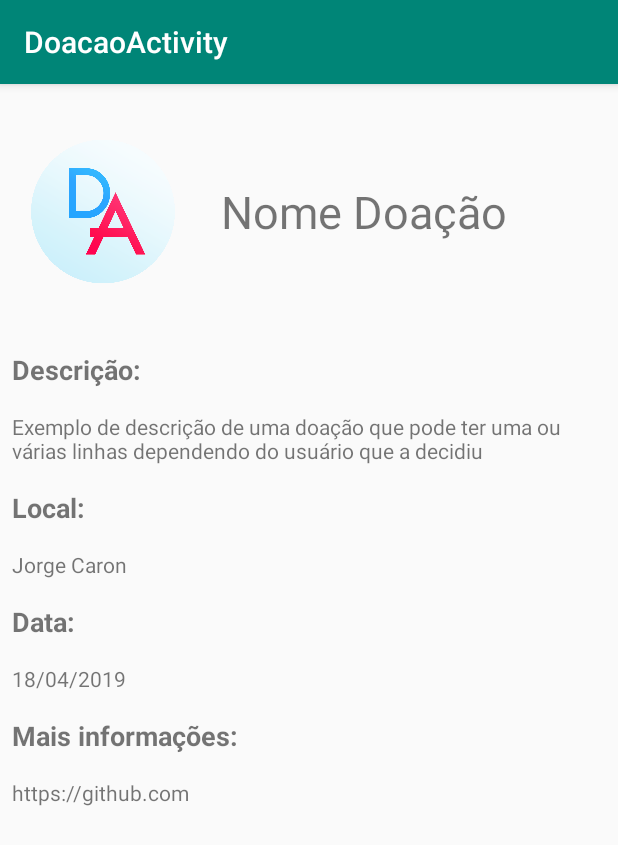
After one commit to tabembota/doacao-app, an Android app: the DoacaoActivity screen opened directly, with no data from a screen before it, on a phone screen of 412 x 824 dp. The commit adds this screen. Shown: the top 845 px of the screen. Run offline under Robolectric (Android 15) with nearby library versions, the phone set to English and light mode, and no system bars.

Commit message:
Adiciona tela de Doação

```diff
--- a/app/src/main/AndroidManifest.xml
+++ b/app/src/main/AndroidManifest.xml
@@ -9,6 +9,10 @@
         android:roundIcon="@drawable/logo"
         android:supportsRtl="true"
         android:theme="@style/AppTheme">
+        <activity
+            android:name=".activity.DoacaoActivity"
+            android:label="@string/title_activity_doacao"
+            android:theme="@style/AppTheme.NoActionBar"></activity>
         <activity android:name=".activity.LoginActivity">
             <intent-filter>
                 <action android:name="android.intent.action.MAIN" />
@@ -20,8 +24,7 @@
         <activity
             android:name=".activity.ListaDoacoesActivity"
             android:label="@string/app_name"
-            android:theme="@style/AppTheme.NoActionBar">
-        </activity>
+            android:theme="@style/AppTheme.NoActionBar"></activity>
     </application>
 
 </manifest>
--- /dev/null
+++ b/app/src/main/java/com/tabembota/doaacao/activity/DoacaoActivity.java
@@ -0,0 +1,23 @@
+package com.tabembota.doaacao.activity;
+
+import android.os.Bundle;
+import android.support.design.widget.FloatingActionButton;
+import android.support.design.widget.Snackbar;
+import android.support.v7.app.AppCompatActivity;
+import android.support.v7.widget.Toolbar;
+import android.view.View;
+
+import com.tabembota.doaacao.R;
+
+public class DoacaoActivity extends AppCompatActivity {
+
+    @Override
+    protected void onCreate(Bundle savedInstanceState) {
+        super.onCreate(savedInstanceState);
+        setContentView(R.layout.activity_doacao);
+        Toolbar toolbar = findViewById(R.id.toolbar);
+        setSupportActionBar(toolbar);
+
+    }
+
+}
--- /dev/null
+++ b/app/src/main/res/layout/activity_doacao.xml
@@ -0,0 +1,26 @@
+<?xml version="1.0" encoding="utf-8"?>
+<android.support.design.widget.CoordinatorLayout xmlns:android="http://schemas.android.com/apk/res/android"
+    xmlns:app="http://schemas.android.com/apk/res-auto"
+    xmlns:tools="http://schemas.android.com/tools"
+    android:layout_width="match_parent"
+    android:layout_height="match_parent"
+    tools:context=".activity.DoacaoActivity">
+
+    <android.support.design.widget.AppBarLayout
+        android:layout_width="match_parent"
+        android:layout_height="wrap_content"
+        android:theme="@style/AppTheme.AppBarOverlay">
+
+        <android.support.v7.widget.Toolbar
+            android:id="@+id/toolbar"
+            android:layout_width="match_parent"
+            android:layout_height="?attr/actionBarSize"
+            android:background="?attr/colorPrimary"
+            app:popupTheme="@style/AppTheme.PopupOverlay" />
+
+    </android.support.design.widget.AppBarLayout>
+
+    <include layout="@layout/content_doacao" />
+
+
+</android.support.design.widget.CoordinatorLayout>
--- /dev/null
+++ b/app/src/main/res/layout/content_doacao.xml
@@ -0,0 +1,101 @@
+<?xml version="1.0" encoding="utf-8"?>
+<android.support.constraint.ConstraintLayout xmlns:android="http://schemas.android.com/apk/res/android"
+    xmlns:app="http://schemas.android.com/apk/res-auto"
+    xmlns:tools="http://schemas.android.com/tools"
+    android:layout_width="match_parent"
+    android:layout_height="match_parent"
+    app:layout_behavior="@string/appbar_scrolling_view_behavior"
+    tools:context=".activity.DoacaoActivity"
+    tools:showIn="@layout/activity_doacao">
+
+    <LinearLayout
+        android:layout_width="match_parent"
+        android:layout_height="match_parent"
+        android:orientation="vertical">
+
+        <LinearLayout
+            android:layout_width="match_parent"
+            android:layout_height="wrap_content"
+            android:orientation="horizontal">
+
+            <ImageView
+                android:id="@+id/imageView2"
+                android:layout_width="match_parent"
+                android:layout_height="150dp"
+                android:layout_margin="10dp"
+                android:layout_weight="2"
+                app:srcCompat="@drawable/logo" />
+
+            <TextView
+                android:id="@+id/textViewDoacaoTitulo"
+                android:layout_width="match_parent"
+                android:layout_height="wrap_content"
+                android:layout_gravity="center_vertical"
+                android:layout_margin="10dp"
+                android:layout_weight="1"
+                android:text="Nome Doação"
+                android:textSize="30sp" />
+        </LinearLayout>
+
+        <TextView
+            android:id="@+id/textView4"
+            android:layout_width="match_parent"
+            android:layout_height="wrap_content"
+            android:layout_margin="8dp"
+            android:text="Descrição:"
+            android:textSize="18sp"
+            android:textStyle="bold" />
+
+        <TextView
+            android:id="@+id/textViewDoacaoDescrição"
+            android:layout_width="match_parent"
+            android:layout_height="wrap_content"
+            android:layout_margin="8dp"
+            android:text="Exemplo de descrição de uma doação que pode ter uma ou várias linhas dependendo do usuário que a decidiu" />
+
+        <TextView
+            android:layout_width="match_parent"
+            android:layout_height="wrap_content"
+            android:layout_margin="8dp"
+            android:text="Local:"
+            android:textSize="18sp"
+            android:textStyle="bold" />
+
+        <TextView
+            android:id="@+id/textViewDoacaoDescricao"
+            android:layout_width="match_parent"
+            android:layout_height="wrap_content"
+            android:layout_margin="8dp"
+            android:text="Jorge Caron" />
+        <TextView
+            android:layout_width="match_parent"
+            android:layout_height="wrap_content"
+            android:layout_margin="8dp"
+            android:text="Data:"
+            android:textSize="18sp"
+            android:textStyle="bold" />
+
+        <TextView
+            android:id="@+id/textViewDoacaoData"
+            android:layout_width="match_parent"
+            android:layout_height="wrap_content"
+            android:layout_margin="8dp"
+            android:text="18/04/2019" />
+        <TextView
+            android:layout_width="match_parent"
+            android:layout_height="wrap_content"
+            android:layout_margin="8dp"
+            android:text="Mais informações:"
+            android:textSize="18sp"
+            android:textStyle="bold" />
+
+        <TextView
+            android:id="@+id/textViewDoacaoLink"
+            android:layout_width="match_parent"
+            android:layout_height="wrap_content"
+            android:layout_margin="8dp"
+            android:linksClickable="true"
+            android:text="https://github.com" />
+
+    </LinearLayout>
+</android.support.constraint.ConstraintLayout>
--- a/app/src/main/res/values/strings.xml
+++ b/app/src/main/res/values/strings.xml
@@ -9,4 +9,5 @@
 
     <!-- TODO: Remove or change this placeholder text -->
     <string name="hello_blank_fragment">Hello blank fragment</string>
+    <string name="title_activity_doacao">DoacaoActivity</string>
 </resources>
```
Also changed, not shown: app/build.gradle (line endings or trailing spaces).
